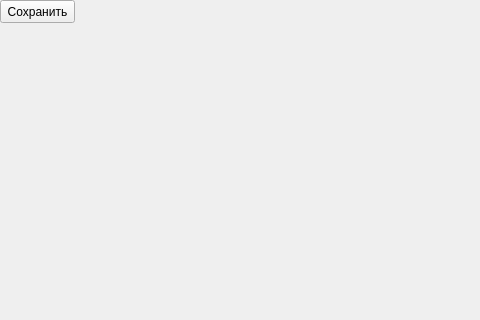
Qt form photoshop.ui (caffreyfizz/photoshopPyQT) before a commit; both pictures show x 0 to 480 and y 0 to 320 of the 800 by 600 pixel window.
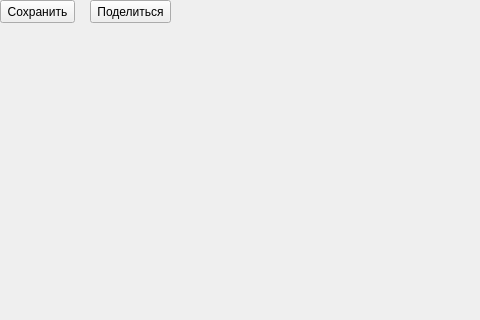
The same form after that commit.

Commit message: Реализована функция поделиться фотками

```diff
--- a/photoshop.ui
+++ b/photoshop.ui
@@ -344,6 +344,19 @@
      <string/>
     </property>
    </widget>
+   <widget class="QPushButton" name="share_btn">
+    <property name="geometry">
+     <rect>
+      <x>90</x>
+      <y>0</y>
+      <width>81</width>
+      <height>23</height>
+     </rect>
+    </property>
+    <property name="text">
+     <string>Поделиться</string>
+    </property>
+   </widget>
   </widget>
   <widget class="QMenuBar" name="menubar">
    <property name="geometry">
```
The commit also changes 8 other files.
